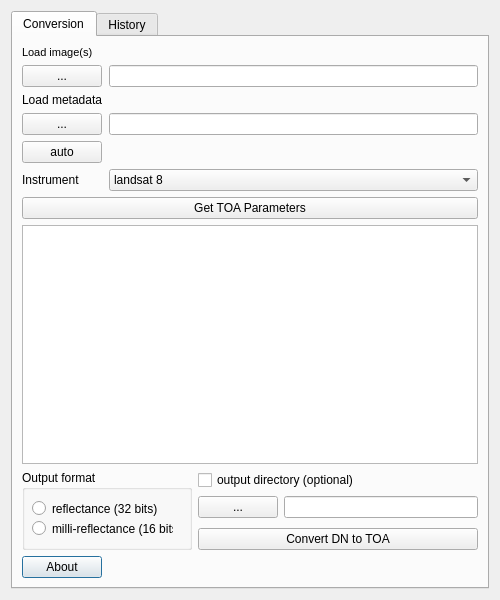
Before: the Qt Designer form geosud_ref_toa_dialog_base.ui in cayetanobv/GeosudRefToa_v2, drawn with Qt 5.
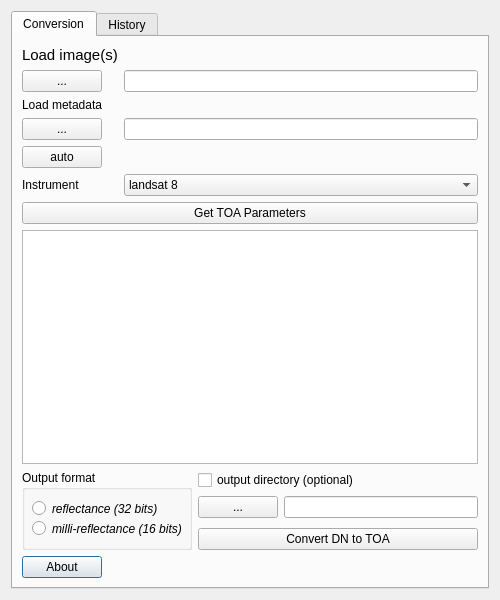
After: the same form once the commit is applied. Icons and pictures are not drawn.

Commit message: fixed UI cutted labels (Linux, Ubuntu)

Patch:
```diff
--- a/geosud_ref_toa_dialog_base.ui
+++ b/geosud_ref_toa_dialog_base.ui
@@ -127,6 +127,12 @@
               <height>17</height>
              </rect>
             </property>
+            <property name="font">
+             <font>
+              <pointsize>9</pointsize>
+              <italic>true</italic>
+             </font>
+            </property>
             <property name="text">
              <string>reflectance (32 bits)</string>
             </property>
@@ -136,10 +142,16 @@
              <rect>
               <x>10</x>
               <y>50</y>
-              <width>141</width>
+              <width>161</width>
               <height>17</height>
              </rect>
             </property>
+            <property name="font">
+             <font>
+              <pointsize>9</pointsize>
+              <italic>true</italic>
+             </font>
+            </property>
             <property name="text">
              <string>milli-reflectance (16 bits)</string>
             </property>
@@ -226,7 +238,8 @@
            <property name="font">
             <font>
              <family>Arial</family>
-             <pointsize>8</pointsize>
+             <pointsize>11</pointsize>
+             <italic>false</italic>
             </font>
            </property>
            <property name="text">
```
The commit also changes 1 other file.
